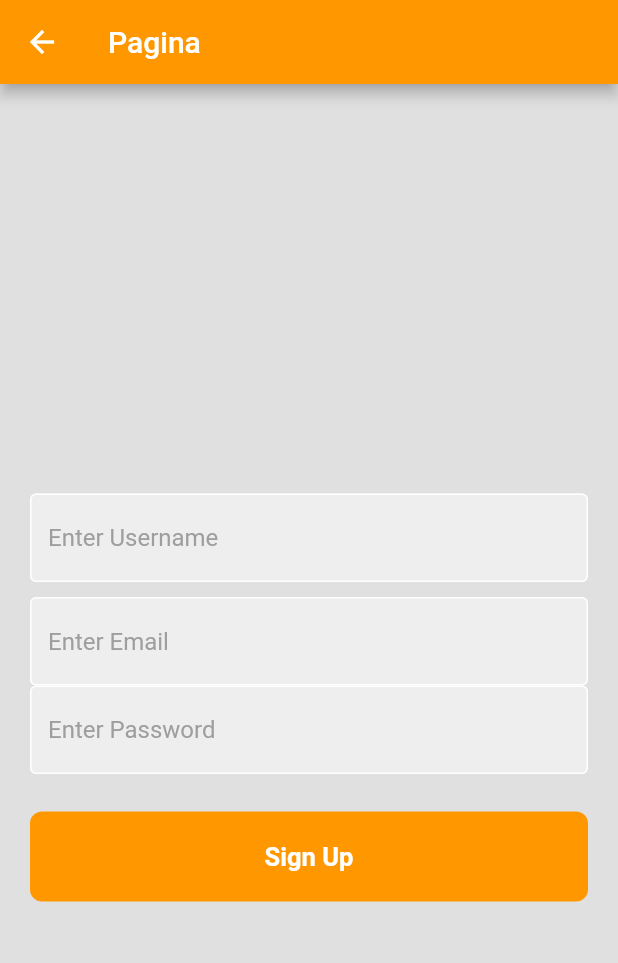
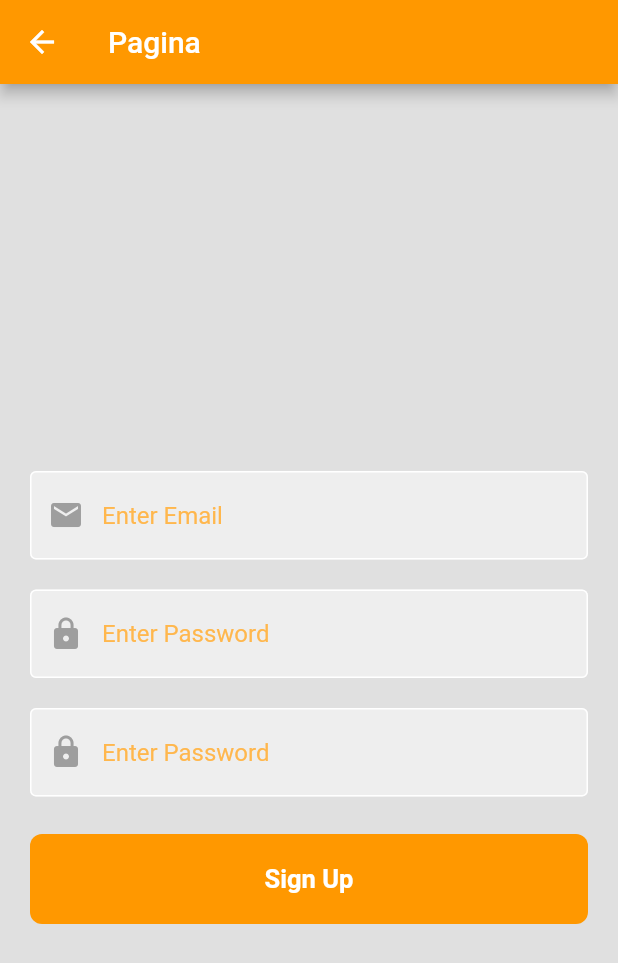
Before and after one commit to kcascante/kbook, a Flutter app: the screen it shows after launch, after a tap on "Register now", on a phone screen of 412 x 824 dp. Shown: the top 963 px of the screen. Run offline on Flutter 3.47's test engine with Material 2 defaults, Android fonts, the light colour scheme and no system bars; our stand-ins replace animated_splash_screen, page_transition; missing offline and left inert: postgres; statements that could not run were skipped.

Commit message:
TextFields

```diff
--- a/lib/components/my_textfield.dart
+++ b/lib/components/my_textfield_email.dart
@@ -1,16 +1,18 @@
+
 import 'package:flutter/material.dart';
 
-class MyTextField extends StatelessWidget {
+class MyTextFieldEmail extends StatelessWidget {
   // ignore: prefer_typing_uninitialized_variables
   final controller;
   final String hintText;
   final bool obscureText;
 
-  const MyTextField({
+  const MyTextFieldEmail({
     super.key,
     required this.controller,
     required this.hintText,
     required this.obscureText,
+
   });
 
   @override
@@ -21,7 +23,10 @@ class MyTextField extends StatelessWidget {
         controller: controller,
         obscureText: obscureText,
         decoration: InputDecoration(
-
+          prefixIcon: const Icon(
+                      Icons.mail,
+                      color: Colors.grey,
+                    ),
             enabledBorder: const OutlineInputBorder(
               borderSide: BorderSide(color: Colors.white),
             ),
@@ -31,7 +36,8 @@ class MyTextField extends StatelessWidget {
             fillColor: Colors.grey.shade200,
             filled: true,
             hintText: hintText,
-            hintStyle: TextStyle(color: Colors.grey[500])),
+            hintStyle: TextStyle(color: Colors.orange.shade300)),
+
       ),
     );
   }
--- /dev/null
+++ b/lib/components/my_textfield_password.dart
@@ -0,0 +1,41 @@
+import 'package:flutter/material.dart';
+
+class MyTextFieldPassword extends StatelessWidget {
+  // ignore: prefer_typing_uninitialized_variables
+  final controller;
+  final String hintText;
+  final bool obscureText;
+
+  const MyTextFieldPassword({
+    super.key,
+    required this.controller,
+    required this.hintText,
+    required this.obscureText,
+  });
+
+  @override
+  Widget build(BuildContext context) {
+    return Padding(
+      padding: const EdgeInsets.symmetric(horizontal: 20.0),
+      child: TextField(
+        controller: controller,
+        obscureText: obscureText,
+        decoration: InputDecoration(
+            prefixIcon: const Icon(
+              Icons.lock,
+              color: Colors.grey,
+            ),
+            enabledBorder: const OutlineInputBorder(
+              borderSide: BorderSide(color: Colors.white),
+            ),
+            focusedBorder: OutlineInputBorder(
+              borderSide: BorderSide(color: Colors.grey.shade400),
+            ),
+            fillColor: Colors.grey.shade200,
+            filled: true,
+            hintText: hintText,
+            hintStyle: TextStyle(color: Colors.orange.shade300)),
+      ),
+    );
+  }
+}
--- a/lib/main.dart
+++ b/lib/main.dart
@@ -1,13 +1,13 @@
 import 'package:animated_splash_screen/animated_splash_screen.dart';
+import 'package:flutter/foundation.dart';
 import 'package:flutter/material.dart';
 import 'package:kbook/screens/login_page.dart';
-// ignore: depend_on_referenced_packages
+import 'package:postgres/postgres.dart';
 import 'package:page_transition/page_transition.dart';
 
 void main() {
   runApp(const MyApp());
 }
-
 
 class MyApp extends StatelessWidget {
   const MyApp({super.key});
@@ -16,14 +16,47 @@ class MyApp extends StatelessWidget {
   @override
   Widget build(BuildContext context) {
     return const MaterialApp(
-      debugShowCheckedModeBanner: false,
-      home: SplashScreen()
-    );
-
+        debugShowCheckedModeBanner: false, home: SplashScreen());
   }
 }
 
+var connection = PostgreSQLConnection("localhost", 5432, "bd_kbook",
+    queryTimeoutInSeconds: 3600,
+    timeoutInSeconds: 3600,
+    allowClearTextPassword: false,
+    username: "postgres",
+    password: "Jupiter2020",
+    useSSL: true);
 
+class PostgresConnection {
+  Future connect() async {
+    try {
+      await connection.open();
+      if (kDebugMode) {
+        print("Connectado a PostgreSQL");
+      }
+    } catch (e) {
+      if (kDebugMode) {
+        print('error');
+        print(e.toString());
+      }
+    }
+  }
+
+  Future disconnect() async {
+    try {
+      await connection.close();
+      if (kDebugMode) {
+        print("Desconectando de la base de datos.");
+      }
+    } catch (e) {
+      if (kDebugMode) {
+        print('error');
+        print(e.toString());
+      }
+    }
+  }
+}
 
 class SplashScreen extends StatelessWidget {
   const SplashScreen({Key? key}) : super(key: key);
--- a/lib/screens/login_page.dart
+++ b/lib/screens/login_page.dart
@@ -1,9 +1,11 @@
 import 'package:flutter/material.dart';
 import 'package:kbook/components/signin_button.dart';
-import 'package:kbook/components/my_textfield.dart';
+import 'package:kbook/components/my_textfield_password.dart';
+import 'package:kbook/components/my_textfield_email.dart';
 import 'package:kbook/components/square_tile.dart';
 import 'package:kbook/screens/home.dart';
 import 'package:kbook/screens/sign_up.dart';
+
 
 class LoginPage extends StatelessWidget {
   const LoginPage({super.key});
@@ -23,6 +25,7 @@ class LoginPageScreen extends StatelessWidget {
   void signUserIn() {}
   final usernameController = TextEditingController();
   final passwordController = TextEditingController();
+   final emailController = TextEditingController();
 
   @override
   Widget build(BuildContext context) {
@@ -32,8 +35,8 @@ class LoginPageScreen extends StatelessWidget {
         child: Center(
           child: Column(
             mainAxisAlignment: MainAxisAlignment.center,
-            children: [
-              const SizedBox(height: 50),
+            children: <Widget> [
+              const SizedBox(height: 90),
 
               // logo
               const Row(
@@ -41,13 +44,13 @@ class LoginPageScreen extends StatelessWidget {
                   Expanded(
                     child: Image(
                       image: AssetImage('assets/img/LOGOKBOOK.png'),
-                      height: 100,
+                      height: 70,
                     ),
                   ),
                 ],
               ),
 
-              const SizedBox(height: 50),
+              const SizedBox(height: 20),
 
               // welcome back, you've been missed!
               Text(
@@ -58,25 +61,30 @@ class LoginPageScreen extends StatelessWidget {
                 ),
               ),
 
-              const SizedBox(height: 25),
+             const SizedBox(height: 20),
 
-              // username textfield
-              MyTextField(
-                controller: usernameController,
-                hintText: 'Username',
-                obscureText: false,
+              // password textfield
+              MyTextFieldEmail(
+                controller: emailController,
+                hintText: 'Email',
+                obscureText: true,
+
               ),
 
-              const SizedBox(height: 10),
+
+
+
+              const SizedBox(height: 20),
 
               // password textfield
-              MyTextField(
+              MyTextFieldPassword(
                 controller: passwordController,
                 hintText: 'Password',
                 obscureText: true,
+
               ),
 
-              const SizedBox(height: 10),
+              const SizedBox(height: 20),
 
               // forgot password?
               Padding(
@@ -92,7 +100,7 @@ class LoginPageScreen extends StatelessWidget {
                 ),
               ),
 
-              const SizedBox(height: 25),
+              const SizedBox(height: 20),
 
               // sign in button
               SignInButton(
@@ -102,7 +110,7 @@ class LoginPageScreen extends StatelessWidget {
                   },
               ),
 
-              const SizedBox(height: 50),
+              const SizedBox(height: 30),
 
               // or continue with
               Padding(
@@ -132,7 +140,7 @@ class LoginPageScreen extends StatelessWidget {
                 ),
               ),
 
-              const SizedBox(height: 50),
+              const SizedBox(height: 20),
 
               // google + apple sign in buttons
               // ignore: prefer_const_constructors
@@ -142,14 +150,14 @@ class LoginPageScreen extends StatelessWidget {
                   // google button
                   SquareTile(imagePath: 'assets/img/google.png'),
 
-                  SizedBox(width: 25),
+                  SizedBox(width: 20),
 
                   // apple button
                   SquareTile(imagePath: 'assets/img/apple.png')
                 ],
               ),
 
-              const SizedBox(height: 50),
+              const SizedBox(height: 20),
 
               // not a member? register now
               Row(mainAxisAlignment: MainAxisAlignment.center, children: [
--- a/lib/screens/sign_up.dart
+++ b/lib/screens/sign_up.dart
@@ -1,7 +1,8 @@
 import 'package:flutter/material.dart';
 import 'package:kbook/components/signup_button.dart';
 import 'package:kbook/screens/login_page.dart';
-import '../components/my_textfield.dart';
+import '../components/my_textfield_password.dart';
+import '../components/my_textfield_email.dart';
 
 class SignUpPage extends StatefulWidget {
   const SignUpPage({super.key});
@@ -36,22 +37,23 @@ void signUserUp() {}
             mainAxisAlignment: MainAxisAlignment.center,
             children: [
               const SizedBox(height: 50),
-               MyTextField(
-                controller: usernameController,
-                hintText: 'Enter Username',
-                obscureText: false,
-              ),
-
-              const SizedBox(height: 10),
-
-              // password textfield
-              MyTextField(
+              MyTextFieldEmail(
                 controller: emailController,
                 hintText: 'Enter Email',
                 obscureText: true,
+
               ),
 
-               MyTextField(
+              const SizedBox(height: 20),
+
+              // password textfield
+              MyTextFieldPassword(
+                controller: emailController,
+                hintText: 'Enter Password',
+                obscureText: true,
+              ),
+              const SizedBox(height: 20),
+               MyTextFieldPassword(
                 controller: passwordController,
                 hintText: 'Enter Password',
                 obscureText: true,
```
Also changed, not shown: pubspec.yaml (+9 -1 lines), assets/fonts/OpenSans.ttf (added), pubspec.lock.
